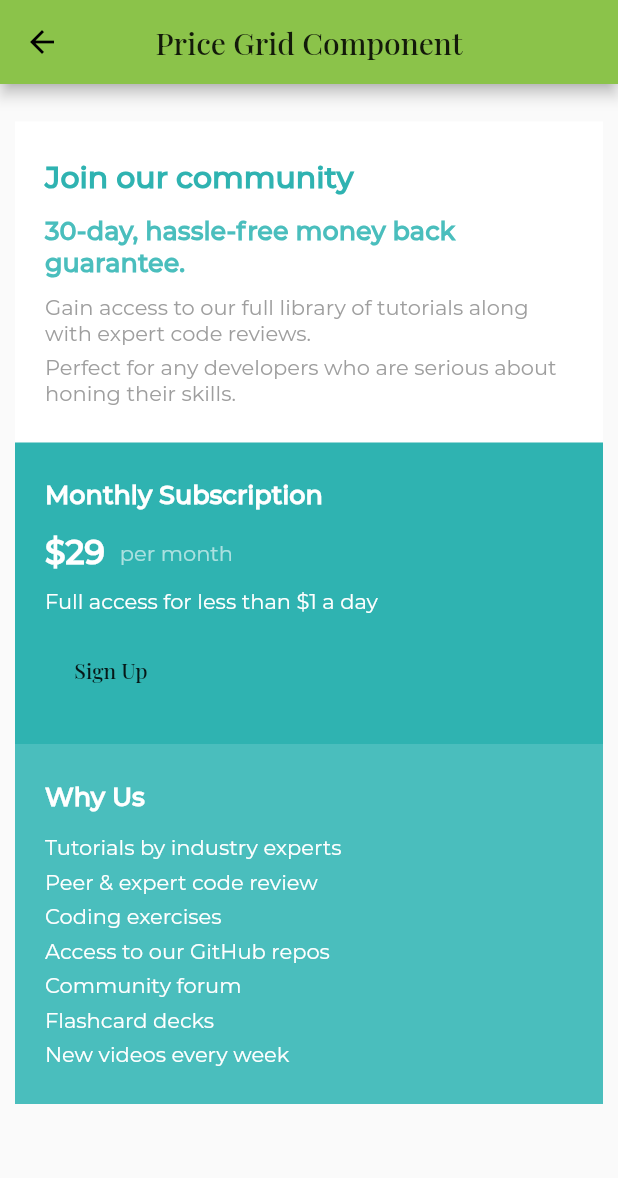
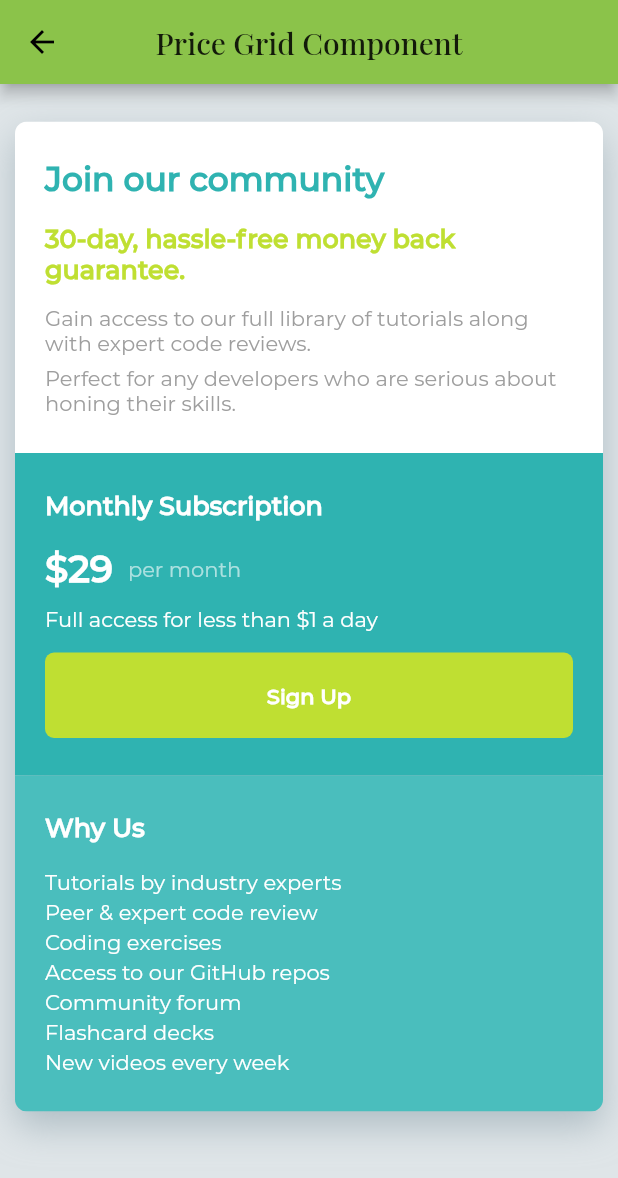
Before and after one commit to shaw8wit/flutter-ui, a Flutter app: the PriceGridComponent screen opened by its route, on a phone screen of 412 x 824 dp. Shown: the top 1178 px of the screen. Run offline on Flutter 3.47's test engine with Material 2 defaults, Android fonts, the phone set to English and light mode, and no system bars.

Commit message:
price grid component finished

```diff
--- a/lib/price_grid_component/price_grid_component.dart
+++ b/lib/price_grid_component/price_grid_component.dart
@@ -33,22 +33,36 @@ class PriceGridComponent extends StatelessWidget {
   Widget build(BuildContext context) {
     final aspect = MediaQuery.of(context).size.aspectRatio > 1;
     return Scaffold(
+      backgroundColor: Colors.blueGrey[200].withOpacity(0.4),
       appBar: AppBar(
         title: Text("Price Grid Component"),
         centerTitle: true,
       ),
       body: SingleChildScrollView(
         padding: EdgeInsets.symmetric(
-          vertical: 10 + (aspect ? MediaQuery.of(context).size.height * 0.10 : 15.0),
-          horizontal: 0,
+          vertical: aspect ? MediaQuery.of(context).size.height * 0.15 - 36 : 25.0,
         ),
         child: Center(
           child: Container(
             margin: EdgeInsets.symmetric(horizontal: 10),
-            width: 600,
-            child: Column(
-              crossAxisAlignment: CrossAxisAlignment.stretch,
-              children: aspect ? desktop() : mobile(),
+            width: 650,
+            decoration: BoxDecoration(
+              borderRadius: BorderRadius.all(Radius.circular(8)),
+              boxShadow: [
+                BoxShadow(
+                  color: Colors.blueGrey[200],
+                  spreadRadius: 0,
+                  blurRadius: 20,
+                  offset: Offset(0, 10),
+                ),
+              ],
+            ),
+            child: ClipRRect(
+              borderRadius: BorderRadius.circular(8),
+              child: Column(
+                crossAxisAlignment: CrossAxisAlignment.stretch,
+                children: aspect ? desktop() : mobile(),
+              ),
             ),
           ),
         ),
--- a/lib/price_grid_component/widgets/join.dart
+++ b/lib/price_grid_component/widgets/join.dart
@@ -12,20 +12,20 @@ class Join extends StatelessWidget {
             fontFamily: 'Montserrat',
             fontWeight: FontWeight.bold,
             color: Color(0xff2FB3B1),
-            fontSize: 20,
+            fontSize: 22,
           ),
         ),
-        SizedBox(height: 14),
+        SizedBox(height: 16),
         Text(
           "30-day, hassle-free money back guarantee.",
           style: TextStyle(
             fontFamily: 'Montserrat',
             fontWeight: FontWeight.bold,
-            color: Color(0xff4ABEBD),
+            color: Color(0xffBFDF32),
             fontSize: 17,
           ),
         ),
-        SizedBox(height: 10),
+        SizedBox(height: 12),
         Text(
           "Gain access to our full library of tutorials along with expert code reviews.",
           style: TextStyle(
--- a/lib/price_grid_component/widgets/layout.dart
+++ b/lib/price_grid_component/widgets/layout.dart
@@ -15,6 +15,7 @@ class Layout extends StatelessWidget {
           : EdgeInsets.symmetric(vertical: 25, horizontal: 20),
       child: Column(
         crossAxisAlignment: CrossAxisAlignment.start,
+        mainAxisAlignment: MainAxisAlignment.spaceBetween,
         children: children,
       ),
     );
--- a/lib/price_grid_component/widgets/price.dart
+++ b/lib/price_grid_component/widgets/price.dart
@@ -15,7 +15,7 @@ class Price extends StatelessWidget {
             fontSize: 17,
           ),
         ),
-        SizedBox(height: 14),
+        SizedBox(height: 16),
         Row(
           children: [
             Text(
@@ -24,7 +24,7 @@ class Price extends StatelessWidget {
                 fontFamily: 'Montserrat',
                 fontWeight: FontWeight.bold,
                 color: Colors.white,
-                fontSize: 22,
+                fontSize: 25,
               ),
             ),
             SizedBox(width: 10),
@@ -47,8 +47,21 @@ class Price extends StatelessWidget {
         ),
         SizedBox(height: 14),
         FlatButton(
+          shape: RoundedRectangleBorder(
+            borderRadius: BorderRadius.circular(6),
+          ),
+          minWidth: double.infinity,
+          textColor: Colors.white,
+          padding: EdgeInsets.all(20),
+          color: Color(0xffBFDF32),
           onPressed: () {},
-          child: Text("Sign Up"),
+          child: Text(
+            "Sign Up",
+            style: TextStyle(
+              fontFamily: 'Montserrat',
+              fontWeight: FontWeight.bold,
+            ),
+          ),
         ),
       ],
       color: Color(0xff2FB3B1),
--- a/lib/price_grid_component/widgets/why.dart
+++ b/lib/price_grid_component/widgets/why.dart
@@ -16,7 +16,7 @@ class Why extends StatelessWidget {
             fontSize: 17,
           ),
         ),
-        SizedBox(height: 14),
+        SizedBox(height: 16),
         Text(
           "Tutorials by industry experts",
           style: TextStyle(
@@ -25,7 +25,7 @@ class Why extends StatelessWidget {
             color: Colors.white,
           ),
         ),
-        SizedBox(height: 6),
+        SizedBox(height: 3),
         Text(
           "Peer & expert code review",
           style: TextStyle(
@@ -33,7 +33,7 @@ class Why extends StatelessWidget {
             color: Colors.white,
           ),
         ),
-        SizedBox(height: 6),
+        SizedBox(height: 3),
         Text(
           "Coding exercises",
           style: TextStyle(
@@ -41,7 +41,7 @@ class Why extends StatelessWidget {
             color: Colors.white,
           ),
         ),
-        SizedBox(height: 6),
+        SizedBox(height: 3),
         Text(
           "Access to our GitHub repos",
           style: TextStyle(
@@ -49,7 +49,7 @@ class Why extends StatelessWidget {
             color: Colors.white,
           ),
         ),
-        SizedBox(height: 6),
+        SizedBox(height: 3),
         Text(
           "Community forum",
           style: TextStyle(
@@ -57,7 +57,7 @@ class Why extends StatelessWidget {
             color: Colors.white,
           ),
         ),
-        SizedBox(height: 6),
+        SizedBox(height: 3),
         Text(
           "Flashcard decks",
           style: TextStyle(
@@ -65,7 +65,7 @@ class Why extends StatelessWidget {
             color: Colors.white,
           ),
         ),
-        SizedBox(height: 6),
+        SizedBox(height: 3),
         Text(
           "New videos every week",
           style: TextStyle(
```
